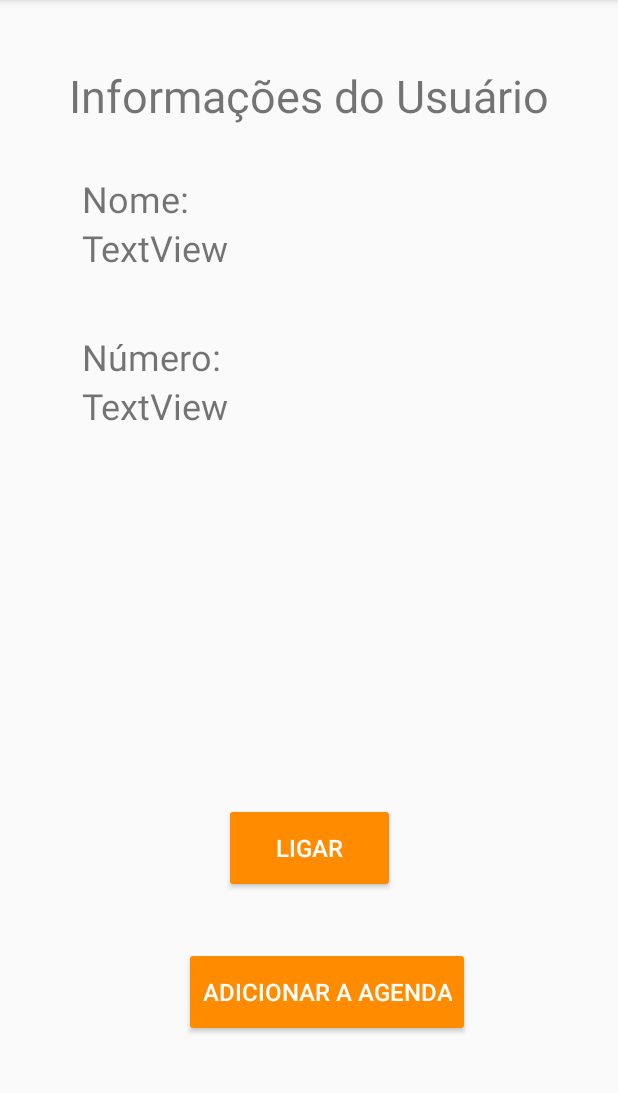
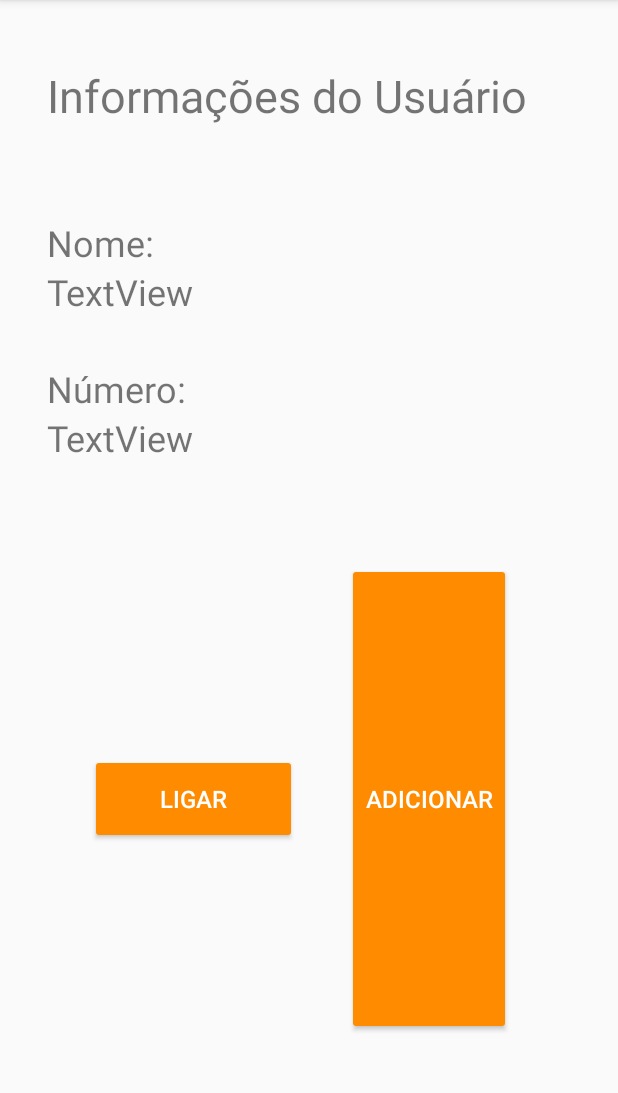
Before and after one commit to rodrigobentorodrigues/business-manager, an Android app: the InfoUsuarioActivity screen opened directly, with no data from a screen before it, on a phone screen of 412 x 824 dp, the part 84-1177 px from its top. Run offline under Robolectric (Android 15) with nearby library versions, the phone set to English and light mode, and no system bars; 2 statements that could not run were skipped.

Commit message:
Requisitos de ligar e adicionar usuário na agenda de contatos feita

```diff
--- a/app/src/main/res/layout/activity_info_usuario.xml
+++ b/app/src/main/res/layout/activity_info_usuario.xml
@@ -11,10 +11,13 @@
         android:id="@+id/textView40"
         android:layout_width="wrap_content"
         android:layout_height="wrap_content"
+        android:layout_marginBottom="61dp"
+        android:layout_marginLeft="31dp"
+        android:layout_marginStart="31dp"
         android:layout_marginTop="43dp"
         android:text="Informações do Usuário"
         android:textSize="30sp"
-        app:layout_constraintEnd_toEndOf="parent"
+        app:layout_constraintBottom_toTopOf="@+id/textView44"
         app:layout_constraintStart_toStartOf="parent"
         app:layout_constraintTop_toTopOf="parent" />
 
@@ -22,104 +25,75 @@
         android:id="@+id/textView44"
         android:layout_width="wrap_content"
         android:layout_height="wrap_content"
-        android:layout_marginBottom="8dp"
-        android:layout_marginEnd="280dp"
-        android:layout_marginLeft="8dp"
-        android:layout_marginRight="280dp"
-        android:layout_marginStart="8dp"
-        android:layout_marginTop="116dp"
+        android:layout_marginLeft="31dp"
+        android:layout_marginStart="31dp"
         android:text="Nome:"
         android:textSize="24sp"
-        app:layout_constraintBottom_toBottomOf="parent"
-        app:layout_constraintEnd_toEndOf="parent"
-        app:layout_constraintHorizontal_bias="0.884"
+        app:layout_constraintBottom_toTopOf="@+id/nomeUsu"
         app:layout_constraintStart_toStartOf="parent"
-        app:layout_constraintTop_toTopOf="parent"
-        app:layout_constraintVertical_bias="0.0" />
+        app:layout_constraintTop_toBottomOf="@+id/textView40" />
 
     <TextView
         android:id="@+id/nomeUsu"
         android:layout_width="wrap_content"
         android:layout_height="wrap_content"
-        android:layout_marginBottom="8dp"
-        android:layout_marginEnd="8dp"
-        android:layout_marginRight="8dp"
+        android:layout_marginBottom="32dp"
         android:text="TextView"
         android:textSize="24sp"
-        app:layout_constraintBottom_toBottomOf="parent"
-        app:layout_constraintEnd_toEndOf="parent"
-        app:layout_constraintHorizontal_bias="0.0"
+        app:layout_constraintBottom_toTopOf="@+id/textView46"
         app:layout_constraintStart_toStartOf="@+id/textView44"
-        app:layout_constraintTop_toBottomOf="@+id/textView44"
-        app:layout_constraintVertical_bias="0.0" />
+        app:layout_constraintTop_toBottomOf="@+id/textView44" />
 
     <TextView
         android:id="@+id/textView46"
         android:layout_width="wrap_content"
         android:layout_height="wrap_content"
-        android:layout_marginBottom="8dp"
-        android:layout_marginTop="32dp"
+        android:layout_marginLeft="31dp"
+        android:layout_marginStart="31dp"
         android:text="Número:"
         android:textSize="24sp"
-        app:layout_constraintBottom_toBottomOf="parent"
-        app:layout_constraintEnd_toEndOf="@+id/nomeUsu"
-        app:layout_constraintHorizontal_bias="0.0"
-        app:layout_constraintStart_toStartOf="@+id/nomeUsu"
-        app:layout_constraintTop_toBottomOf="@+id/nomeUsu"
-        app:layout_constraintVertical_bias="0.015" />
+        app:layout_constraintBottom_toTopOf="@+id/numUsu"
+        app:layout_constraintStart_toStartOf="parent"
+        app:layout_constraintTop_toBottomOf="@+id/nomeUsu" />
 
     <TextView
         android:id="@+id/numUsu"
         android:layout_width="wrap_content"
         android:layout_height="wrap_content"
-        android:layout_marginBottom="8dp"
-        android:layout_marginEnd="8dp"
-        android:layout_marginRight="8dp"
+        android:layout_marginBottom="67dp"
         android:text="TextView"
         android:textSize="24sp"
-        app:layout_constraintBottom_toBottomOf="parent"
-        app:layout_constraintEnd_toEndOf="parent"
-        app:layout_constraintHorizontal_bias="0.0"
+        app:layout_constraintBottom_toTopOf="@+id/botaoAgenda"
         app:layout_constraintStart_toStartOf="@+id/textView46"
-        app:layout_constraintTop_toBottomOf="@+id/textView46"
-        app:layout_constraintVertical_bias="0.0" />
+        app:layout_constraintTop_toBottomOf="@+id/textView46" />
 
     <Button
         android:id="@+id/botaoLigar"
         style="@style/Widget.AppCompat.Button.Colored"
-        android:layout_width="114dp"
+        android:layout_width="0dp"
         android:layout_height="60dp"
-        android:layout_marginBottom="104dp"
-        android:layout_marginEnd="8dp"
-        android:layout_marginLeft="8dp"
-        android:layout_marginRight="8dp"
-        android:layout_marginStart="8dp"
-        android:layout_marginTop="8dp"
+        android:layout_marginEnd="33dp"
+        android:layout_marginLeft="60dp"
+        android:layout_marginRight="33dp"
+        android:layout_marginStart="60dp"
         android:text="Ligar"
         android:textSize="16sp"
-        app:layout_constraintBottom_toBottomOf="parent"
-        app:layout_constraintEnd_toEndOf="parent"
-        app:layout_constraintStart_toStartOf="parent"
-        app:layout_constraintTop_toBottomOf="@+id/numUsu"
-        app:layout_constraintVertical_bias="0.779" />
+        app:layout_constraintBaseline_toBaselineOf="@+id/botaoAgenda"
+        app:layout_constraintEnd_toStartOf="@+id/botaoAgenda"
+        app:layout_constraintStart_toStartOf="parent" />
 
     <Button
         android:id="@+id/botaoAgenda"
         style="@style/Widget.AppCompat.Button.Colored"
         android:layout_width="wrap_content"
-        android:layout_height="60dp"
-        android:layout_marginBottom="8dp"
-        android:layout_marginEnd="96dp"
-        android:layout_marginLeft="8dp"
-        android:layout_marginRight="96dp"
-        android:layout_marginStart="8dp"
-        android:layout_marginTop="8dp"
-        android:text="Adicionar a Agenda"
+        android:layout_height="0dp"
+        android:layout_marginBottom="78dp"
+        android:layout_marginEnd="71dp"
+        android:layout_marginRight="71dp"
+        android:text="Adicionar"
         android:textSize="16sp"
         app:layout_constraintBottom_toBottomOf="parent"
         app:layout_constraintEnd_toEndOf="parent"
-        app:layout_constraintHorizontal_bias="0.978"
-        app:layout_constraintStart_toStartOf="parent"
-        app:layout_constraintTop_toBottomOf="@+id/botaoLigar"
-        app:layout_constraintVertical_bias="0.292" />
+        app:layout_constraintStart_toEndOf="@+id/botaoLigar"
+        app:layout_constraintTop_toBottomOf="@+id/numUsu" />
 </android.support.constraint.ConstraintLayout>
```
Also changed, not shown: app/src/main/java/bm/pdm/ifpb/com/businessmanager/views/CadastroAtividade.java (+8 -7 lines), app/src/main/java/bm/pdm/ifpb/com/businessmanager/views/InfoUsuarioActivity.java (+55 -5 lines), app/src/main/res/layout/activity_cadastro_atividade.xml (+30 -16 lines), app/src/main/res/layout/valores_usuario.xml (+10 -9 lines).
